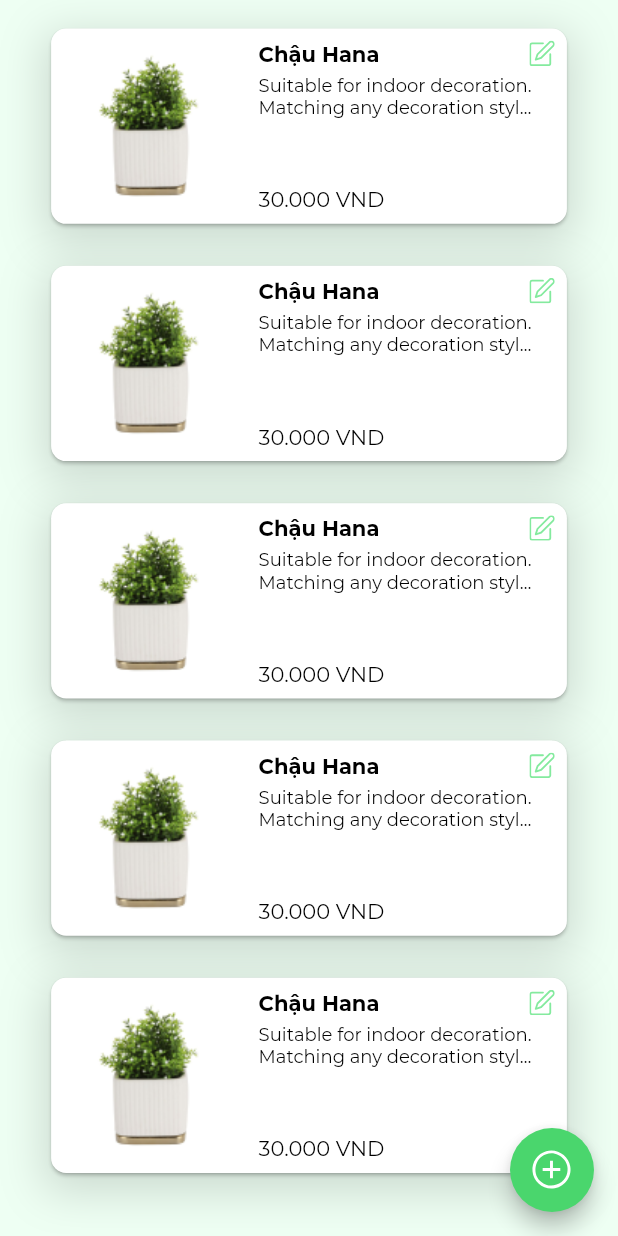
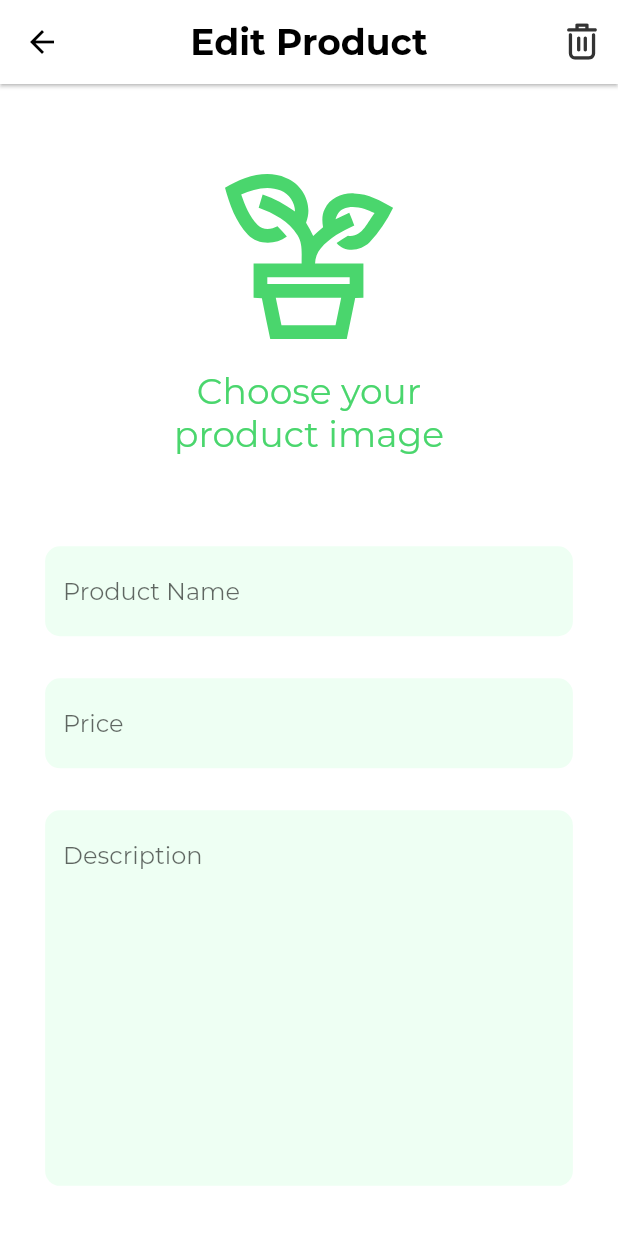
Before and after one commit to nxhung1610/flower-store, a Flutter app: the HomePage screen opened directly, after a tap on an icon or button, on a phone screen of 412 x 824 dp. Run offline on Flutter 3.47's test engine with Material 2 defaults, Android fonts, the phone set to English and light mode, and no system bars; our stand-ins replace bloc, equatable, flutter_bloc, flutter_screenutil, flutter_spinkit, flutter_svg and 1 more; accounts and stored records are empty; project files that could hold a hidden picture were left out.

Commit message:
[DEV] ADD update product page

```diff
--- /dev/null
+++ b/lib/src/screens/main/home/update_product_page.dart
@@ -0,0 +1,133 @@
+import 'package:flower_store/src/utils/themes/app_colors.dart';
+import 'package:flower_store/src/utils/themes/app_text_style.dart';
+import 'package:flutter/cupertino.dart';
+import 'package:flutter/material.dart';
+import 'package:flutter_screenutil/flutter_screenutil.dart';
+import 'package:flutter_svg/flutter_svg.dart';
+
+class UpdateProductPage extends StatelessWidget {
+  @override
+  Widget build(BuildContext context) {
+    return Scaffold(
+      appBar: AppBar(
+        actions: [
+          IconButton(
+              onPressed: () {}, icon: SvgPicture.asset('assets/ico_delete.svg'))
+        ],
+        elevation: 1,
+        iconTheme: IconThemeData(
+          color: AppColors.color5,
+        ),
+        centerTitle: true,
+        backgroundColor: AppColors.color10,
+        title: Text(
+          'Edit Product',
+          style: AppTextStyle.header4
+              .copyWith(fontWeight: FontWeight.bold, color: AppColors.color5),
+        ),
+      ),
+      body: Container(
+        constraints: BoxConstraints.expand(),
+        child: SingleChildScrollView(
+          physics: BouncingScrollPhysics(),
+          child: Container(
+            padding: EdgeInsets.symmetric(horizontal: 30.w, vertical: 60.h),
+            child: Column(
+              children: [
+                Container(
+                  child: Column(
+                    mainAxisAlignment: MainAxisAlignment.center,
+                    children: [
+                      SvgPicture.asset(
+                        'assets/icon.svg',
+                      ),
+                      SizedBox(height: 20.h),
+                      Container(
+                        margin: EdgeInsets.symmetric(horizontal: 77.w),
+                        child: Text('Choose your product image',
+                            textAlign: TextAlign.center,
+                            style: AppTextStyle.header4
+                                .copyWith(color: AppColors.color2)),
+                      )
+                    ],
+                  ),
+                ),
+                SizedBox(height: 60.h),
+                TextField(
+                  cursorColor: AppColors.color8,
+                  style:
+                      AppTextStyle.paragraph.copyWith(color: AppColors.color8),
+                  decoration: InputDecoration(
+                    hintText: "Product Name",
+                    filled: true,
+                    fillColor: AppColors.color4,
+                    border: OutlineInputBorder(
+                        borderSide: BorderSide.none,
+                        borderRadius: BorderRadius.circular(10)),
+                  ),
+                ),
+                SizedBox(height: 28.h),
+                TextField(
+                  keyboardType: TextInputType.number,
+                  cursorColor: AppColors.color8,
+                  style:
+                      AppTextStyle.paragraph.copyWith(color: AppColors.color8),
+                  decoration: InputDecoration(
+                    hintText: "Price",
+                    filled: true,
+                    fillColor: AppColors.color4,
+                    border: OutlineInputBorder(
+                        borderSide: BorderSide.none,
+                        borderRadius: BorderRadius.circular(10)),
+                  ),
+                ),
+                SizedBox(height: 28.h),
+                Container(
+                  decoration: BoxDecoration(
+                    borderRadius: BorderRadius.circular(10.w),
+                    color: AppColors.color4,
+                  ),
+                  constraints: BoxConstraints(minHeight: 250.h),
+                  child: TextField(
+                    maxLines: null,
+                    maxLength: 500,
+                    keyboardType: TextInputType.multiline,
+                    cursorColor: AppColors.color8,
+                    style: AppTextStyle.paragraph
+                        .copyWith(color: AppColors.color8),
+                    decoration: InputDecoration(
+                        counter: Offstage(),
+                        hintText: "Description",
+                        // filled: true,
+                        // fillColor: AppColors.color4,
+                        border: OutlineInputBorder(
+                          borderSide: BorderSide.none,
+                        )
+                        //     borderRadius: BorderRadius.circular(10)),
+                        ),
+                  ),
+                ),
+                SizedBox(height: 40.h),
+                ConstrainedBox(
+                  constraints:
+                      BoxConstraints.tightFor(width: 250.w, height: 50.h),
+                  child: ElevatedButton(
+                      style: ButtonStyle(
+                          backgroundColor: MaterialStateProperty.all<Color>(
+                              AppColors.color2)),
+                      onPressed: () {},
+                      child: Text(
+                        "Update",
+                        style: AppTextStyle.header5.copyWith(
+                            fontWeight: FontWeight.bold,
+                            color: AppColors.color10),
+                      )),
+                )
+              ],
+            ),
+          ),
+        ),
+      ),
+    );
+  }
+}
--- a/lib/src/screens/main/home/widget/product_widget.dart
+++ b/lib/src/screens/main/home/widget/product_widget.dart
@@ -1,3 +1,4 @@
+import 'package:flower_store/src/screens/main/home/update_product_page.dart';
 import 'package:flower_store/src/utils/themes/app_colors.dart';
 import 'package:flower_store/src/utils/themes/app_constant.dart';
 import 'package:flower_store/src/utils/themes/app_text_style.dart';
@@ -47,7 +48,14 @@ class ProductWidget extends StatelessWidget {
                                 constraints: BoxConstraints(),
                                 padding: EdgeInsets.zero,
                                 iconSize: 17.w,
-                                onPressed: () {},
+                                onPressed: () {
+                                  Navigator.push(
+                                    context,
+                                    MaterialPageRoute(
+                                        builder: (context) =>
+                                            UpdateProductPage()),
+                                  );
+                                },
                                 icon: SvgPicture.asset('assets/ico_edit.svg'))
                           ],
                         ),
```
Also changed, not shown: assets/ico_delete.svg (added).
